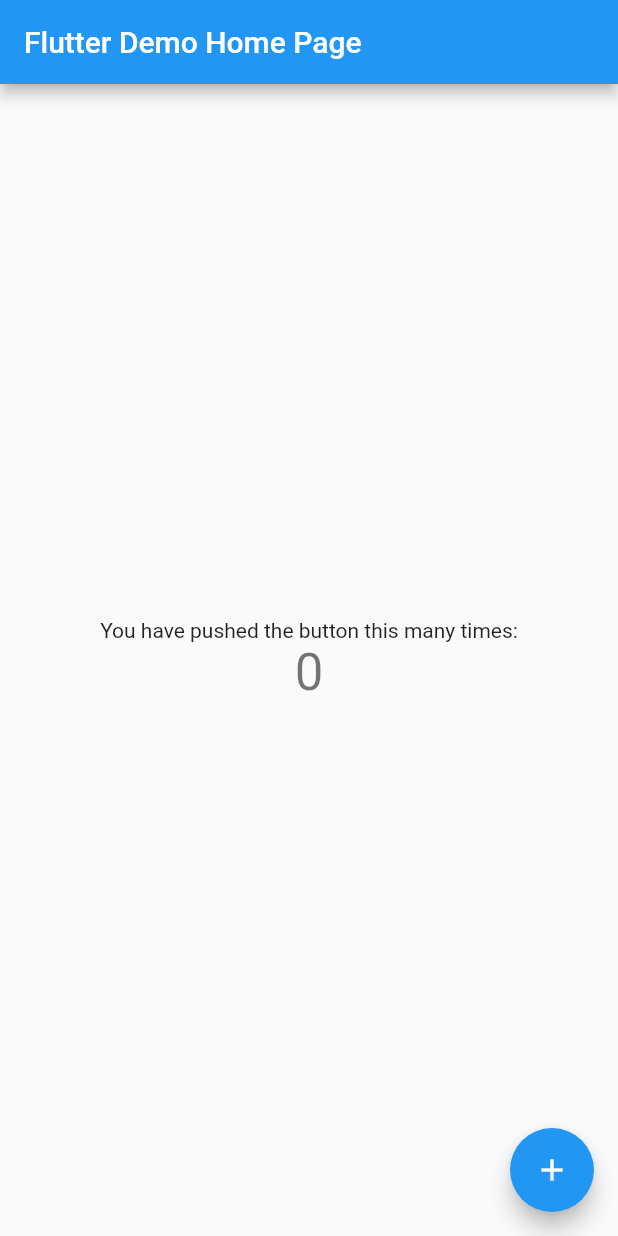
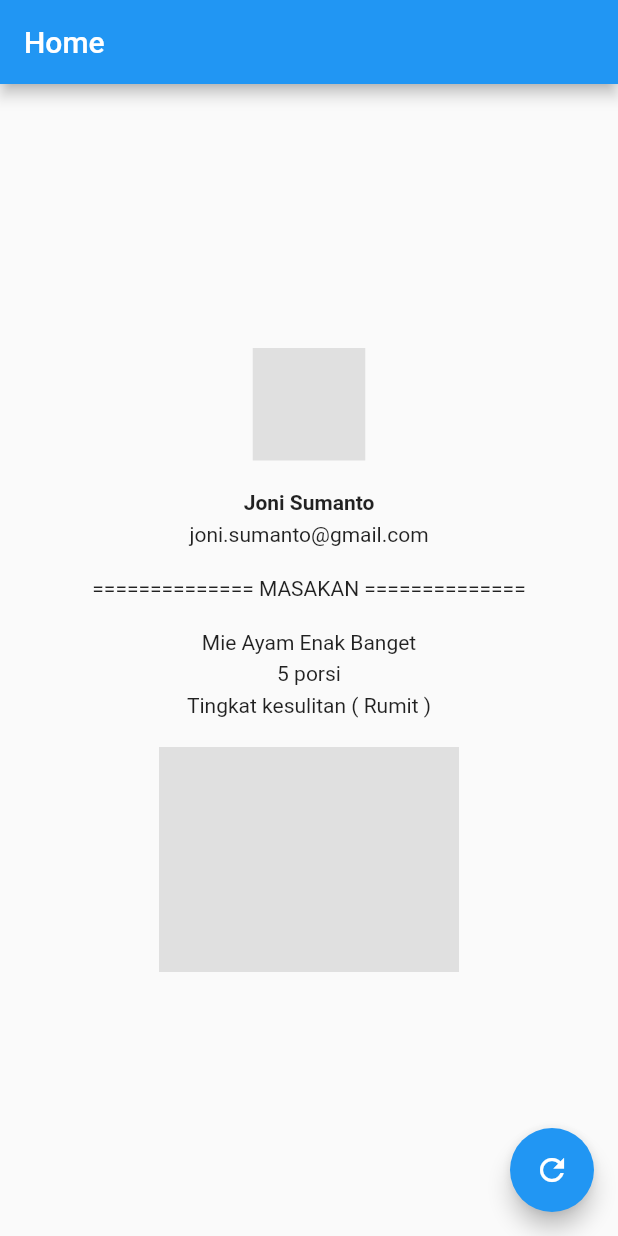
Before and after one commit to aldoalfians/bloc_architecture, a Flutter app: the screen it shows after launch, on a phone screen of 412 x 824 dp. Run offline on Flutter 3.47's test engine with Material 2 defaults, Android fonts, the phone set to English and light mode, and no system bars; our stand-ins replace bloc, equatable, flutter_bloc.

Commit message:
init presentation layer

```diff
--- /dev/null
+++ b/lib/app.dart
@@ -0,0 +1,30 @@
+import 'package:bloc_architecture/logic/bloc/exports.dart';
+import 'package:bloc_architecture/screens/home/home_screen.dart';
+import 'package:flutter/material.dart';
+
+class App extends StatelessWidget {
+  const App({super.key});
+
+  @override
+  Widget build(BuildContext context) {
+    return MultiBlocProvider(
+      providers: [
+        BlocProvider(
+          create: (context) => RandomBloc(),
+        ),
+      ],
+      child: AppView(),
+    );
+  }
+}
+
+class AppView extends StatelessWidget {
+  const AppView({super.key});
+
+  @override
+  Widget build(BuildContext context) {
+    return MaterialApp(
+      home: HomeScreen(),
+    );
+  }
+}
--- /dev/null
+++ b/lib/general_observer.dart
@@ -0,0 +1,25 @@
+import 'package:bloc/bloc.dart';
+
+class MyObserver extends BlocObserver {
+  // @override
+  // void onChange(BlocBase bloc, Change change) {
+  //   // TODO: implement onChange
+  //   super.onChange(bloc, change);
+  //   print("$bloc => $change");
+  // }
+
+  // @override
+  // void onError(BlocBase bloc, Object error, StackTrace stackTrace) {
+  //   // TODO: implement onError
+  //   super.onError(bloc, error, stackTrace);
+  //   print("$bloc => $error");
+  //   print("$bloc => $stackTrace");
+  // }
+
+  @override
+  void onTransition(Bloc bloc, Transition transition) {
+    // TODO: implement onTransition
+    super.onTransition(bloc, transition);
+    print("$bloc => $transition");
+  }
+}
--- /dev/null
+++ b/lib/logic/bloc/exports.dart
@@ -0,0 +1,2 @@
+export 'package:bloc_architecture/logic/bloc/random/random_bloc.dart';
+export 'package:flutter_bloc/flutter_bloc.dart';
--- /dev/null
+++ b/lib/logic/bloc/random/random_bloc.dart
@@ -0,0 +1,13 @@
+import 'package:bloc/bloc.dart';
+import 'package:equatable/equatable.dart';
+
+part 'random_event.dart';
+part 'random_state.dart';
+
+class RandomBloc extends Bloc<RandomEvent, RandomState> {
+  RandomBloc() : super(RandomInitial()) {
+    on<RandomEvent>((event, emit) {
+      // TODO: implement event handler
+    });
+  }
+}
--- /dev/null
+++ b/lib/logic/bloc/random/random_event.dart
@@ -0,0 +1,8 @@
+part of 'random_bloc.dart';
+
+abstract class RandomEvent extends Equatable {
+  const RandomEvent();
+
+  @override
+  List<Object> get props => [];
+}
--- /dev/null
+++ b/lib/logic/bloc/random/random_state.dart
@@ -0,0 +1,10 @@
+part of 'random_bloc.dart';
+
+abstract class RandomState extends Equatable {
+  const RandomState();
+
+  @override
+  List<Object> get props => [];
+}
+
+class RandomInitial extends RandomState {}
--- a/lib/main.dart
+++ b/lib/main.dart
@@ -1,115 +1,9 @@
+import 'package:bloc/bloc.dart';
 import 'package:flutter/material.dart';
+import 'package:bloc_architecture/app.dart';
+import 'package:bloc_architecture/general_observer.dart';
 
 void main() {
-  runApp(const MyApp());
+  Bloc.observer = MyObserver();
+  runApp(App());
 }
-
-class MyApp extends StatelessWidget {
-  const MyApp({super.key});
-
-  // This widget is the root of your application.
-  @override
-  Widget build(BuildContext context) {
-    return MaterialApp(
-      title: 'Flutter Demo',
-      theme: ThemeData(
-        // This is the theme of your application.
-        //
-        // Try running your application with "flutter run". You'll see the
-        // application has a blue toolbar. Then, without quitting the app, try
-        // changing the primarySwatch below to Colors.green and then invoke
-        // "hot reload" (press "r" in the console where you ran "flutter run",
-        // or simply save your changes to "hot reload" in a Flutter IDE).
-        // Notice that the counter didn't reset back to zero; the application
-        // is not restarted.
-        primarySwatch: Colors.blue,
-      ),
-      home: const MyHomePage(title: 'Flutter Demo Home Page'),
-    );
-  }
-}
-
-class MyHomePage extends StatefulWidget {
-  const MyHomePage({super.key, required this.title});
-
-  // This widget is the home page of your application. It is stateful, meaning
-  // that it has a State object (defined below) that contains fields that affect
-  // how it looks.
-
-  // This class is the configuration for the state. It holds the values (in this
-  // case the title) provided by the parent (in this case the App widget) and
-  // used by the build method of the State. Fields in a Widget subclass are
-  // always marked "final".
-
-  final String title;
-
-  @override
-  State<MyHomePage> createState() => _MyHomePageState();
-}
-
-class _MyHomePageState extends State<MyHomePage> {
-  int _counter = 0;
-
-  void _incrementCounter() {
-    setState(() {
-      // This call to setState tells the Flutter framework that something has
-      // changed in this State, which causes it to rerun the build method below
-      // so that the display can reflect the updated values. If we changed
-      // _counter without calling setState(), then the build method would not be
-      // called again, and so nothing would appear to happen.
-      _counter++;
-    });
-  }
-
-  @override
-  Widget build(BuildContext context) {
-    // This method is rerun every time setState is called, for instance as done
-    // by the _incrementCounter method above.
-    //
-    // The Flutter framework has been optimized to make rerunning build methods
-    // fast, so that you can just rebuild anything that needs updating rather
-    // than having to individually change instances of widgets.
-    return Scaffold(
-      appBar: AppBar(
-        // Here we take the value from the MyHomePage object that was created by
-        // the App.build method, and use it to set our appbar title.
-        title: Text(widget.title),
-      ),
-      body: Center(
-        // Center is a layout widget. It takes a single child and positions it
-        // in the middle of the parent.
-        child: Column(
-          // Column is also a layout widget. It takes a list of children and
-          // arranges them vertically. By default, it sizes itself to fit its
-          // children horizontally, and tries to be as tall as its parent.
-          //
-          // Invoke "debug painting" (press "p" in the console, choose the
-          // "Toggle Debug Paint" action from the Flutter Inspector in Android
-          // Studio, or the "Toggle Debug Paint" command in Visual Studio Code)
-          // to see the wireframe for each widget.
-          //
-          // Column has various properties to control how it sizes itself and
-          // how it positions its children. Here we use mainAxisAlignment to
-          // center the children vertically; the main axis here is the vertical
-          // axis because Columns are vertical (the cross axis would be
-          // horizontal).
-          mainAxisAlignment: MainAxisAlignment.center,
-          children: <Widget>[
-            const Text(
-              'You have pushed the button this many times:',
-            ),
-            Text(
-              '$_counter',
-              style: Theme.of(context).textTheme.headlineMedium,
-            ),
-          ],
-        ),
-      ),
-      floatingActionButton: FloatingActionButton(
-        onPressed: _incrementCounter,
-        tooltip: 'Increment',
-        child: const Icon(Icons.add),
-      ), // This trailing comma makes auto-formatting nicer for build methods.
-    );
-  }
-}
--- /dev/null
+++ b/lib/screens/home/home_screen.dart
@@ -0,0 +1,59 @@
+import 'package:flutter/material.dart';
+import 'package:flutter/src/widgets/framework.dart';
+import 'package:flutter/src/widgets/placeholder.dart';
+
+class HomeScreen extends StatelessWidget {
+  const HomeScreen({super.key});
+
+  @override
+  Widget build(BuildContext context) {
+    return Scaffold(
+      appBar: AppBar(
+        title: Text("Home"),
+      ),
+      body: Center(
+        child: Column(
+          mainAxisAlignment: MainAxisAlignment.center,
+          children: [
+            SizedBox(
+              width: 75,
+              height: 75,
+              child: Container(
+                color: Colors.grey.shade300,
+              ),
+            ),
+            SizedBox(height: 20),
+            Text(
+              "Joni Sumanto",
+              style: TextStyle(
+                fontWeight: FontWeight.bold,
+              ),
+            ),
+            SizedBox(height: 5),
+            Text("joni.sumanto@gmail.com"),
+            SizedBox(height: 20),
+            Text("============== MASAKAN =============="),
+            SizedBox(height: 20),
+            Text("Mie Ayam Enak Banget"),
+            SizedBox(height: 5),
+            Text("5 porsi"),
+            SizedBox(height: 5),
+            Text("Tingkat kesulitan ( Rumit )"),
+            SizedBox(height: 20),
+            SizedBox(
+              width: 200,
+              height: 150,
+              child: Container(
+                color: Colors.grey.shade300,
+              ),
+            ),
+          ],
+        ),
+      ),
+      floatingActionButton: FloatingActionButton(
+        onPressed: () {},
+        child: Icon(Icons.refresh),
+      ),
+    );
+  }
+}
```
Also changed, not shown: pubspec.yaml (+5 -4 lines), pubspec.lock.
